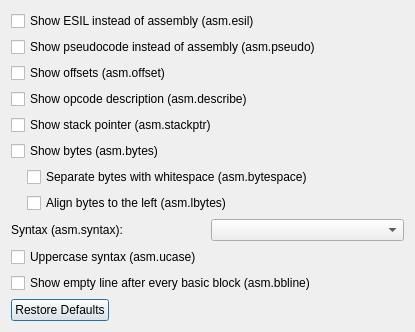
Before: the Qt Designer form src/dialogs/asmoptionsdialog.ui in rizinorg/cutter, drawn with Qt 5.
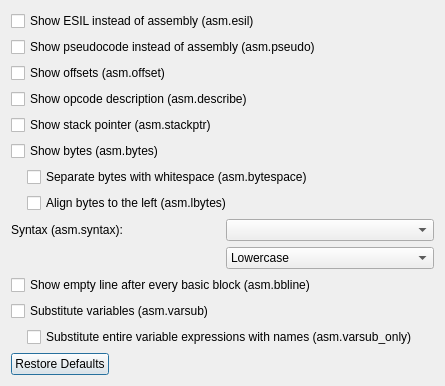
After: the same form once the commit is applied.

```diff
--- a/src/dialogs/asmoptionsdialog.ui
+++ b/src/dialogs/asmoptionsdialog.ui
@@ -6,8 +6,8 @@
    <rect>
     <x>0</x>
     <y>0</y>
-    <width>415</width>
-    <height>368</height>
+    <width>445</width>
+    <height>631</height>
    </rect>
   </property>
   <property name="windowTitle">
@@ -81,26 +81,38 @@
     </layout>
    </item>
    <item>
-    <layout class="QHBoxLayout" name="horizontalLayout">
-     <item>
+    <layout class="QGridLayout" name="gridLayout">
+     <item row="0" column="1">
+      <widget class="QComboBox" name="syntaxComboBox"/>
+     </item>
+     <item row="0" column="0">
       <widget class="QLabel" name="syntaxLabel">
        <property name="text">
         <string>Syntax (asm.syntax):</string>
        </property>
       </widget>
      </item>
-     <item>
-      <widget class="QComboBox" name="syntaxComboBox"/>
+     <item row="1" column="1">
+      <widget class="QComboBox" name="caseComboBox">
+       <item>
+        <property name="text">
+         <string>Lowercase</string>
+        </property>
+       </item>
+       <item>
+        <property name="text">
+         <string>Uppercase (asm.ucase)</string>
+        </property>
+       </item>
+       <item>
+        <property name="text">
+         <string>CamelCase (asm.capitalize)</string>
+        </property>
+       </item>
+      </widget>
      </item>
     </layout>
    </item>
-   <item>
-    <widget class="QCheckBox" name="uppercaseCheckBox">
-     <property name="text">
-      <string>Uppercase syntax (asm.ucase)</string>
-     </property>
-    </widget>
-   </item>
    <item>
     <widget class="QCheckBox" name="bblineCheckBox">
      <property name="text">
@@ -108,6 +120,27 @@
      </property>
     </widget>
    </item>
+   <item>
+    <widget class="QCheckBox" name="varsubCheckBox">
+     <property name="text">
+      <string>Substitute variables (asm.varsub)</string>
+     </property>
+    </widget>
+   </item>
+   <item>
+    <layout class="QVBoxLayout" name="verticalLayout_3">
+     <property name="leftMargin">
+      <number>16</number>
+     </property>
+     <item>
+      <widget class="QCheckBox" name="varsubOnlyCheckBox">
+       <property name="text">
+        <string>Substitute entire variable expressions with names (asm.varsub_only)</string>
+       </property>
+      </widget>
+     </item>
+    </layout>
+   </item>
    <item>
     <widget class="QDialogButtonBox" name="buttonBox">
      <property name="standardButtons">
```
